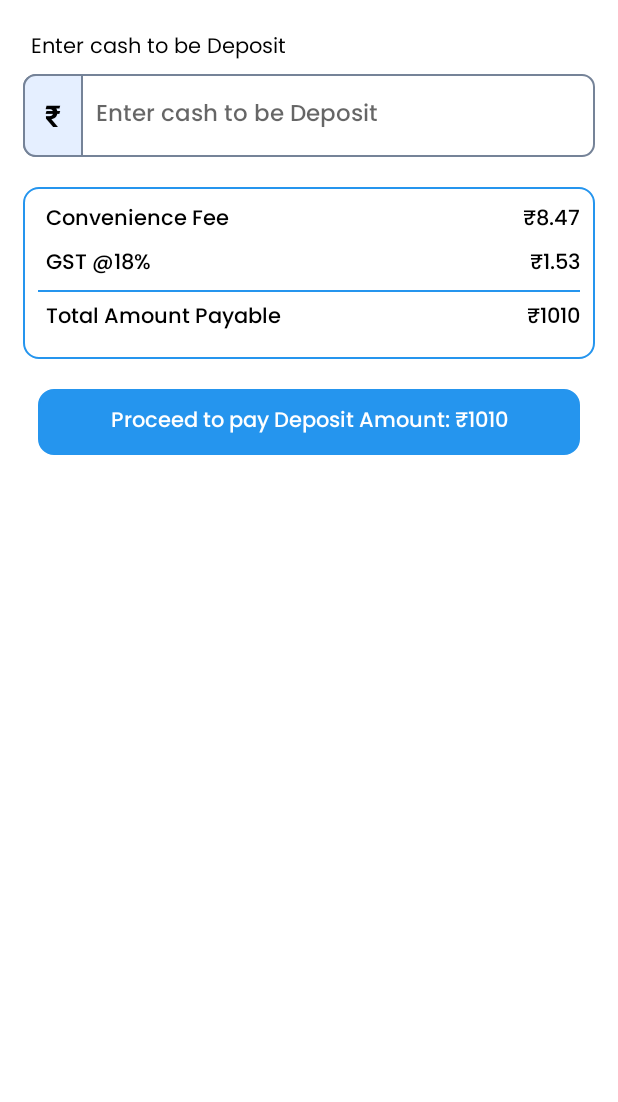
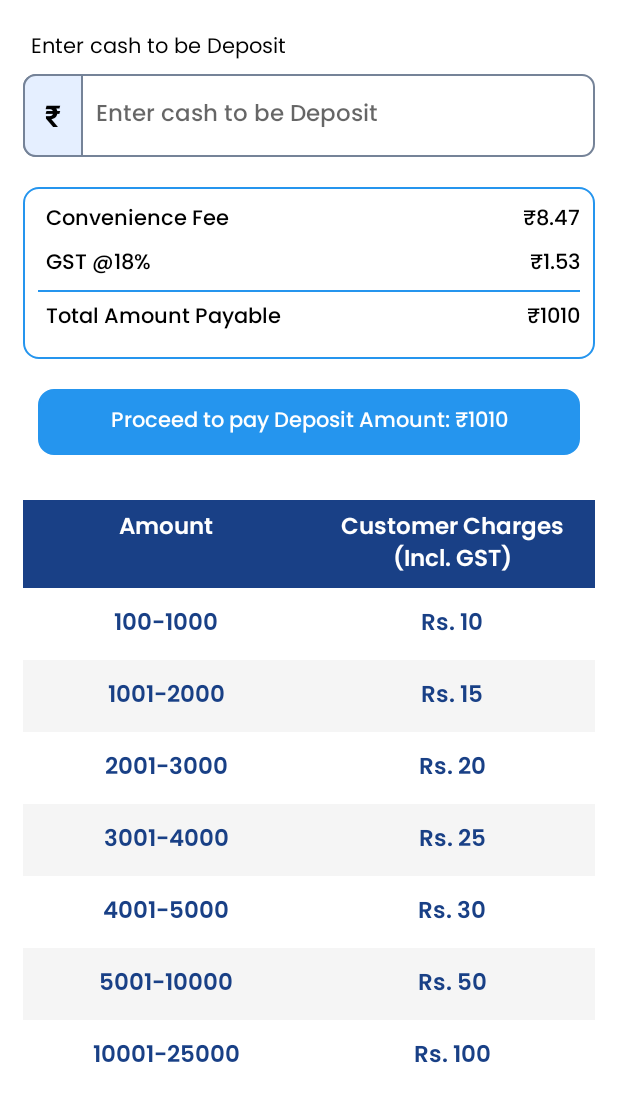
Before and after one commit to ajaysaw/sps_sdk, an Android app: the fragment DepositMoneyFragment shown on its own in the app's theme, on a phone screen of 412 x 824 dp. Shown: the top 1102 px of the screen. Run offline under Robolectric (Android 15) with nearby library versions, the phone set to English and light mode, and no system bars.

Commit message:
deposit screen done

```diff
--- a/sps_lib/src/main/java/com/lib/sps/mr/DepositMoneyFragment.kt
+++ b/sps_lib/src/main/java/com/lib/sps/mr/DepositMoneyFragment.kt
@@ -1,18 +1,69 @@
 package com.lib.sps.mr
 
+import android.graphics.Color
 import android.os.Bundle
+import android.view.Gravity
 import androidx.fragment.app.Fragment
 import android.view.LayoutInflater
 import android.view.View
 import android.view.ViewGroup
+import android.widget.EditText
+import android.widget.TableLayout
+import android.widget.TableRow
+import android.widget.TextView
+import androidx.core.widget.TextViewCompat
 import com.lib.sps.R
 
 class DepositMoneyFragment : Fragment() {
+    private lateinit var tableLayout: TableLayout
+
     override fun onCreate(savedInstanceState: Bundle?) {
         super.onCreate(savedInstanceState)
     }
 
     override fun onCreateView(inflater: LayoutInflater, container: ViewGroup?, savedInstanceState: Bundle?): View? {
-        return inflater.inflate(R.layout.fragment_deposit_money, container, false)
+        val rootView = inflater.inflate(R.layout.fragment_deposit_money, container, false)
+        tableLayout = rootView.findViewById(R.id.table_layout)
+        val data = listOf(
+            Pair("100-1000", "Rs. 10"),
+            Pair("1001-2000", "Rs. 15"),
+            Pair("2001-3000", "Rs. 20"),
+            Pair("3001-4000", "Rs. 25"),
+            Pair("4001-5000", "Rs. 30"),
+            Pair("5001-10000", "Rs. 50"),
+            Pair("10001-25000", "Rs. 100")
+        )
+        data.forEach { row ->
+            val tableRow = TableRow(requireContext()).apply {
+                layoutParams = TableLayout.LayoutParams(
+                    TableLayout.LayoutParams.MATCH_PARENT,
+                    TableLayout.LayoutParams.WRAP_CONTENT,
+                )
+            }
+            val amountCell = TextView(requireContext()).apply {
+                text = row.first
+                setPadding(0, 16, 0, 16)
+                gravity = Gravity.CENTER
+                setTextColor(Color.parseColor("#194086"))
+                TextViewCompat.setTextAppearance(this, R.style.TextViewStyleBold)
+                layoutParams = TableRow.LayoutParams(0, TableRow.LayoutParams.WRAP_CONTENT, 1f)
+            }
+            val chargeCell = TextView(requireContext()).apply {
+                text = row.second
+                setPadding(0, 16, 0, 16)
+                gravity = Gravity.CENTER
+                setTextColor(Color.parseColor("#194086"))
+                TextViewCompat.setTextAppearance(this, R.style.TextViewStyleBold)
+                layoutParams = TableRow.LayoutParams(0, TableRow.LayoutParams.WRAP_CONTENT, 1f)
+            }
+            tableRow.addView(amountCell)
+            tableRow.addView(chargeCell)
+            val rowIndex = tableLayout.childCount
+            tableRow.setBackgroundColor(
+                if (rowIndex % 2 == 0) Color.parseColor("#F5F5F5") else Color.WHITE
+            )
+            tableLayout.addView(tableRow)
+        }
+        return rootView
     }
 }
--- a/sps_lib/src/main/res/layout/fragment_deposit_money.xml
+++ b/sps_lib/src/main/res/layout/fragment_deposit_money.xml
@@ -3,6 +3,7 @@
     xmlns:tools="http://schemas.android.com/tools"
     android:layout_width="match_parent"
     android:layout_height="match_parent"
+    xmlns:app="http://schemas.android.com/apk/res-auto"
     android:orientation="vertical"
     android:background="@color/white"
     tools:context=".mr.DepositMoneyFragment">
@@ -177,6 +178,42 @@
                 android:paddingBottom="@dimen/dp10"
                 android:text="Proceed to pay Deposit Amount: ₹1010"
                 android:textColor="@color/white" />
+            <TableLayout
+                android:id="@+id/table_layout"
+                android:layout_width="match_parent"
+                android:layout_height="wrap_content"
+                android:layout_marginTop="@dimen/dp30">
+                <TableRow
+                    android:layout_width="match_parent"
+                    android:layout_height="wrap_content"
+                    android:background="@color/blueColor">
+
+                    <TextView
+                        android:id="@+id/header_amount"
+                        android:layout_width="0dp"
+                        android:layout_height="wrap_content"
+                        android:layout_weight="1"
+                        style="@style/TextViewStyleBold"
+                        android:gravity="center"
+                        android:paddingTop="@dimen/dp5"
+                        android:paddingBottom="@dimen/dp5"
+                        android:text="Amount"
+                        android:textColor="@color/white"/>
+
+                    <TextView
+                        android:id="@+id/header_charges"
+                        android:layout_width="0dp"
+                        android:layout_height="wrap_content"
+                        android:layout_weight="1"
+                        style="@style/TextViewStyleBold"
+                        android:paddingTop="@dimen/dp5"
+                        android:paddingBottom="@dimen/dp5"
+                        android:gravity="center"
+                        android:text="Customer Charges\n(Incl. GST)"
+                        android:textColor="@color/white" />
+                </TableRow>
+
+            </TableLayout>
 
         </LinearLayout>
     </androidx.core.widget.NestedScrollView>
--- a/sps_lib/src/main/res/values/styles.xml
+++ b/sps_lib/src/main/res/values/styles.xml
@@ -24,6 +24,11 @@
     <style name="TextViewStyle" parent="android:Widget.TextView">
         <item name="android:textSize">@dimen/sp14</item>
         <item name="android:fontFamily">@font/poppins_medium</item>
+    </style>
+
+    <style name="TextViewStyleBold" parent="android:Widget.TextView">
+        <item name="android:textSize">@dimen/sp15</item>
+        <item name="android:fontFamily">@font/poppins_bold</item>
     </style>
 
     <style name="RegularTextViewStyle" parent="android:Widget.TextView">
```
